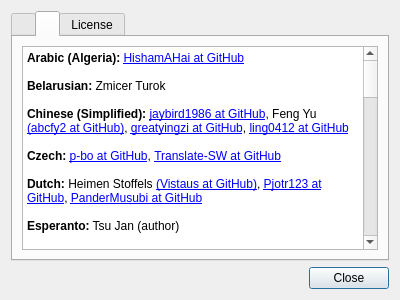
Before: the Qt Designer form Kvantum/kvantummanager/about.ui in tsujan/Kvantum, drawn with Qt 5.
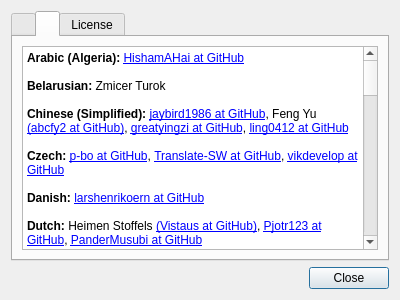
After: the same form once the commit is applied. The open tabs and pages were chosen to show the change.

```diff
--- a/Kvantum/kvantummanager/about.ui
+++ b/Kvantum/kvantummanager/about.ui
@@ -103,7 +103,9 @@
 &lt;p style=&quot;-qt-paragraph-type:empty; margin-top:0px; margin-bottom:0px; margin-left:0px; margin-right:0px; -qt-block-indent:0; text-indent:0px;&quot;&gt;&lt;br /&gt;&lt;/p&gt;
 &lt;p style=&quot; margin-top:0px; margin-bottom:0px; margin-left:0px; margin-right:0px; -qt-block-indent:0; text-indent:0px;&quot;&gt;&lt;span style=&quot; font-weight:600;&quot;&gt;Chinese (Simplified):&lt;/span&gt; &lt;a href=&quot;https://github.com/jaybird1986&quot;&gt;jaybird1986 at GitHub&lt;/a&gt;, Feng Yu &lt;a href=&quot;https://github.com/abcfy2&quot;&gt;(abcfy2 at GitHub)&lt;/a&gt;, &lt;a href=&quot;https://github.com/greatyingzi&quot;&gt;greatyingzi at GitHub&lt;/a&gt;, &lt;a href=&quot;https://github.com/ling0412&quot;&gt;ling0412 at GitHub&lt;/a&gt;&lt;/p&gt;
 &lt;p style=&quot;-qt-paragraph-type:empty; margin-top:0px; margin-bottom:0px; margin-left:0px; margin-right:0px; -qt-block-indent:0; text-indent:0px;&quot;&gt;&lt;br /&gt;&lt;/p&gt;
-&lt;p style=&quot; margin-top:0px; margin-bottom:0px; margin-left:0px; margin-right:0px; -qt-block-indent:0; text-indent:0px;&quot;&gt;&lt;span style=&quot; font-weight:600;&quot;&gt;Czech:&lt;/span&gt; &lt;a href=&quot;https://github.com/p-bo&quot;&gt;p-bo at GitHub&lt;/a&gt;, &lt;a href=&quot;https://github.com/Translate-SW&quot;&gt;Translate-SW at GitHub&lt;/a&gt;&lt;/p&gt;
+&lt;p style=&quot; margin-top:0px; margin-bottom:0px; margin-left:0px; margin-right:0px; -qt-block-indent:0; text-indent:0px;&quot;&gt;&lt;span style=&quot; font-weight:600;&quot;&gt;Czech:&lt;/span&gt; &lt;a href=&quot;https://github.com/p-bo&quot;&gt;p-bo at GitHub&lt;/a&gt;, &lt;a href=&quot;https://github.com/Translate-SW&quot;&gt;Translate-SW at GitHub&lt;/a&gt;, &lt;a href=&quot;https://github.com/vikdevelop&quot;&gt;vikdevelop at GitHub&lt;/a&gt;&lt;/p&gt;
+&lt;p style=&quot;-qt-paragraph-type:empty; margin-top:0px; margin-bottom:0px; margin-left:0px; margin-right:0px; -qt-block-indent:0; text-indent:0px;&quot;&gt;&lt;br /&gt;&lt;/p&gt;
+&lt;p style=&quot; margin-top:0px; margin-bottom:0px; margin-left:0px; margin-right:0px; -qt-block-indent:0; text-indent:0px;&quot;&gt;&lt;span style=&quot; font-weight:600;&quot;&gt;Danish:&lt;/span&gt; &lt;a href=&quot;https://github.com/larshenrikoern&quot;&gt;larshenrikoern at GitHub&lt;/a&gt;&lt;/p&gt;
 &lt;p style=&quot;-qt-paragraph-type:empty; margin-top:0px; margin-bottom:0px; margin-left:0px; margin-right:0px; -qt-block-indent:0; text-indent:0px;&quot;&gt;&lt;br /&gt;&lt;/p&gt;
 &lt;p style=&quot; margin-top:0px; margin-bottom:0px; margin-left:0px; margin-right:0px; -qt-block-indent:0; text-indent:0px;&quot;&gt;&lt;span style=&quot; font-weight:600;&quot;&gt;Dutch:&lt;/span&gt; Heimen Stoffels &lt;a href=&quot;https://github.com/Vistaus&quot;&gt;&lt;span;&gt;(Vistaus at GitHub)&lt;/span&gt;&lt;/a&gt;, &lt;a href=&quot;https://github.com/Pjotr123&quot;&gt;&lt;span;&gt;Pjotr123 at GitHub&lt;/span&gt;&lt;/a&gt;, &lt;a href=&quot;https://github.com/PanderMusubi&quot;&gt;PanderMusubi at GitHub&lt;/a&gt;&lt;/p&gt;
 &lt;p style=&quot;-qt-paragraph-type:empty; margin-top:0px; margin-bottom:0px; margin-left:0px; margin-right:0px; -qt-block-indent:0; text-indent:0px;&quot;&gt;&lt;br /&gt;&lt;/p&gt;
```
